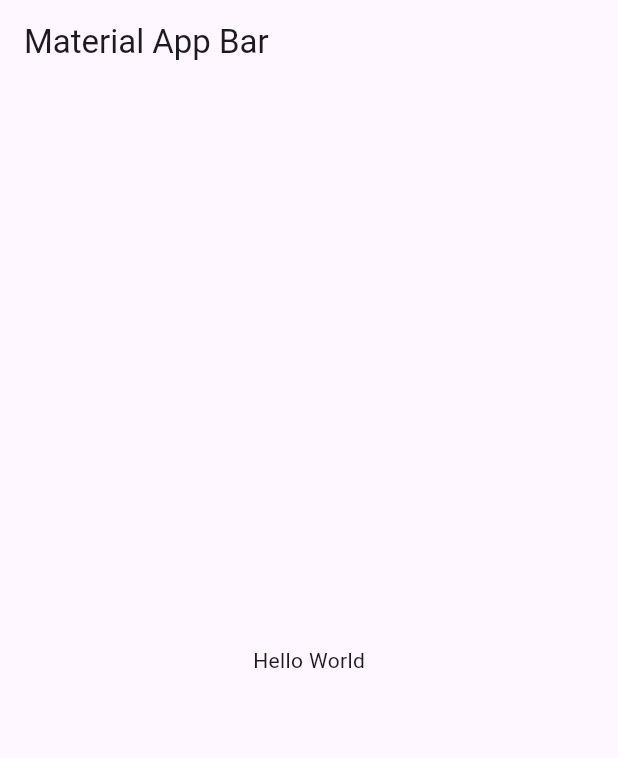
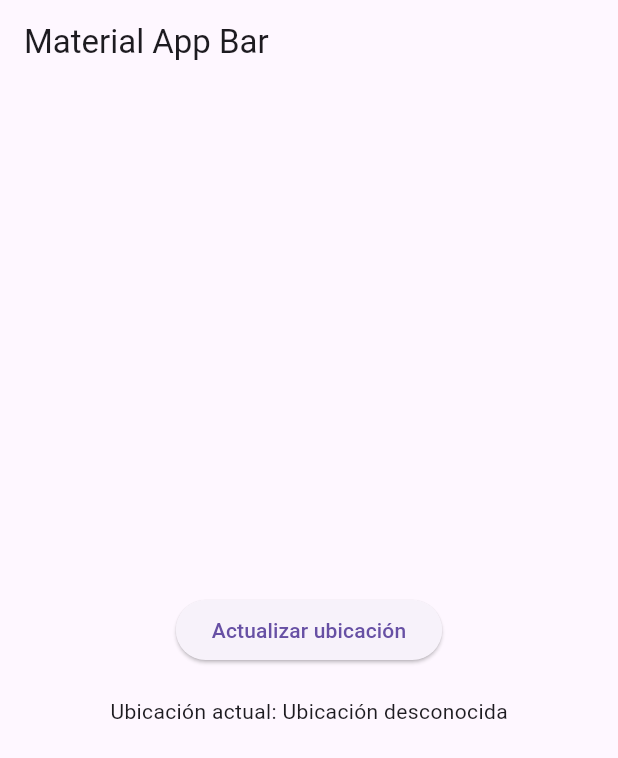
Before and after one commit to yetzabeth/Try_firebase, a Flutter app: the screen it shows after launch, on a phone screen of 412 x 824 dp. Shown: the top 758 px of the screen. Run offline on Flutter 3.47's test engine with Material 3 defaults, Android fonts, the phone set to English and light mode, and no system bars; our stand-ins replace firebase_core, geocoding, geolocator, permission_handler; accounts and stored records are empty.

Commit message:
getting current address by text

```diff
--- a/lib/main.dart
+++ b/lib/main.dart
@@ -1,5 +1,8 @@
 import 'package:flutter/material.dart';
 import 'package:firebase_core/firebase_core.dart';
+import 'package:geolocator/geolocator.dart';
+import 'package:geocoding/geocoding.dart';
+import 'package:permission_handler/permission_handler.dart';
 import 'firebase_options.dart';
 
 void main() async {
@@ -15,17 +18,79 @@ class MyApp extends StatelessWidget {
 
   @override
   Widget build(BuildContext context) {
-    return MaterialApp(
+    const myHomePage = MyHomePage();
+    return const MaterialApp(
       debugShowCheckedModeBanner: false,
       title: 'Material App',
-      home: Scaffold(
-        appBar: AppBar(
-          title: const Text('Material App Bar'),
-        ),
-        body: const Center(
-          child: Text('Hello World'),
+      home: myHomePage,
+    );
+  }
+}
+
+class MyHomePage extends StatefulWidget {
+  const MyHomePage({super.key});
+
+  @override
+  // ignore: library_private_types_in_public_api
+  _MyHomePageState createState() => _MyHomePageState();
+}
+
+class _MyHomePageState extends State<MyHomePage> {
+  String _currentAddress = 'Ubicación desconocida';
+
+  @override
+  Widget build(BuildContext context) {
+    return Scaffold(
+      appBar: AppBar(
+        title: const Text('Material App Bar'),
+      ),
+      body: Center(
+        child: Column(
+          mainAxisAlignment: MainAxisAlignment.center,
+          children: [
+            ElevatedButton(
+              onPressed: () async {
+                var status = await Permission.location.request(); // Solicitar permiso de ubicación
+                if (status.isGranted) {
+                  // Si se otorga el permiso de ubicación, obtener la ubicación actual
+                  Position position = await Geolocator.getCurrentPosition(
+                    desiredAccuracy: LocationAccuracy.high,
+                  );
+                  // ignore: use_build_context_synchronously
+                  String address = await _getCurrentAddress(position, context); // Pasar el contexto aquí
+                  setState(() {
+                    _currentAddress = address;
+                  });
+                } else {
+                  // Si no se otorga el permiso, mostrar un mensaje de error
+                  // ignore: use_build_context_synchronously
+                  ScaffoldMessenger.of(context).showSnackBar(
+                    const SnackBar(
+                      content: Text('Se requiere permiso de ubicación.'),
+                    ),
+                  );
+                }
+              },
+              child: const Text('Actualizar ubicación'),
+            ),
+            const SizedBox(height: 20),
+            Text('Ubicación actual: $_currentAddress'),
+          ],
         ),
       ),
     );
   }
+
+  Future<String> _getCurrentAddress(Position position, BuildContext context) async {
+    try {
+      List<Placemark> placemarks = await placemarkFromCoordinates(
+        position.latitude,
+        position.longitude,
+      );
+      Placemark place = placemarks[0];
+      return "${place.street}, ${place.locality}, ${place.country}";
+    } catch (e) {
+      return "No se pudo obtener la dirección: $e";
+    }
+  }
 }
--- a/pubspec.yaml
+++ b/pubspec.yaml
@@ -39,6 +39,10 @@ dependencies:
   flutter_launcher_icons: ^0.13.1
   firebase_auth: ^4.17.3
   cloud_firestore: ^4.15.4
+  google_maps_flutter: ^2.5.3
+  geolocator: ^10.1.0
+  geocoding: ^2.0.1
+  permission_handler: ^11.2.0
 
 dev_dependencies:
   flutter_test:
```
Also changed, not shown: pubspec.lock, 4 other files.
